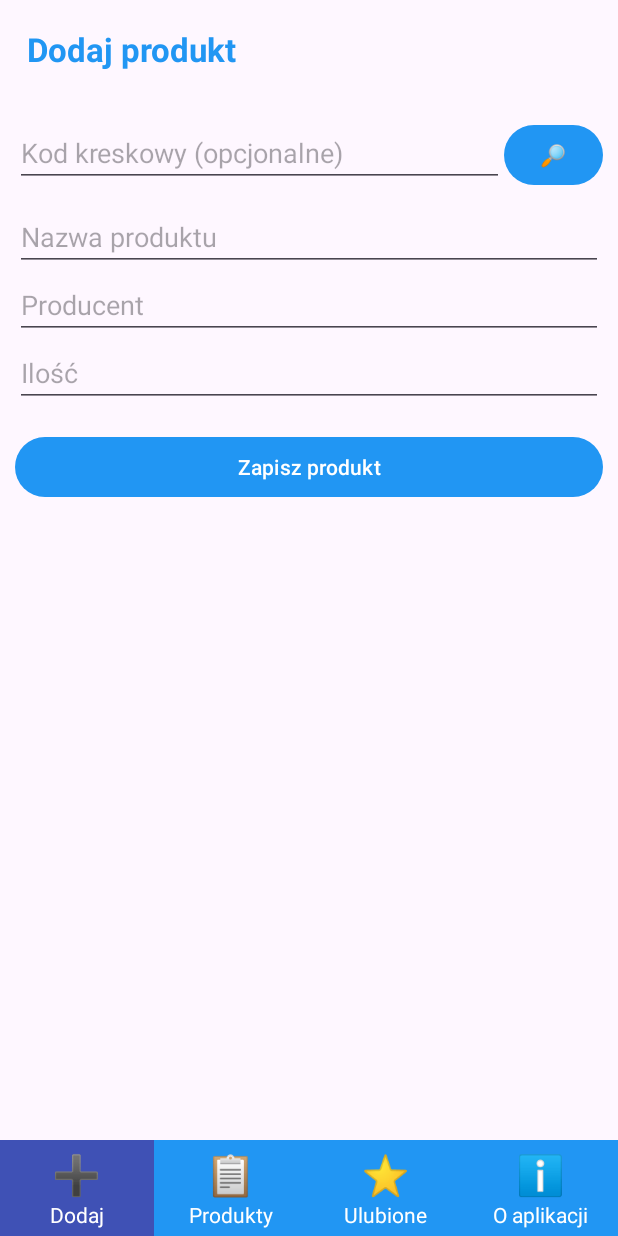
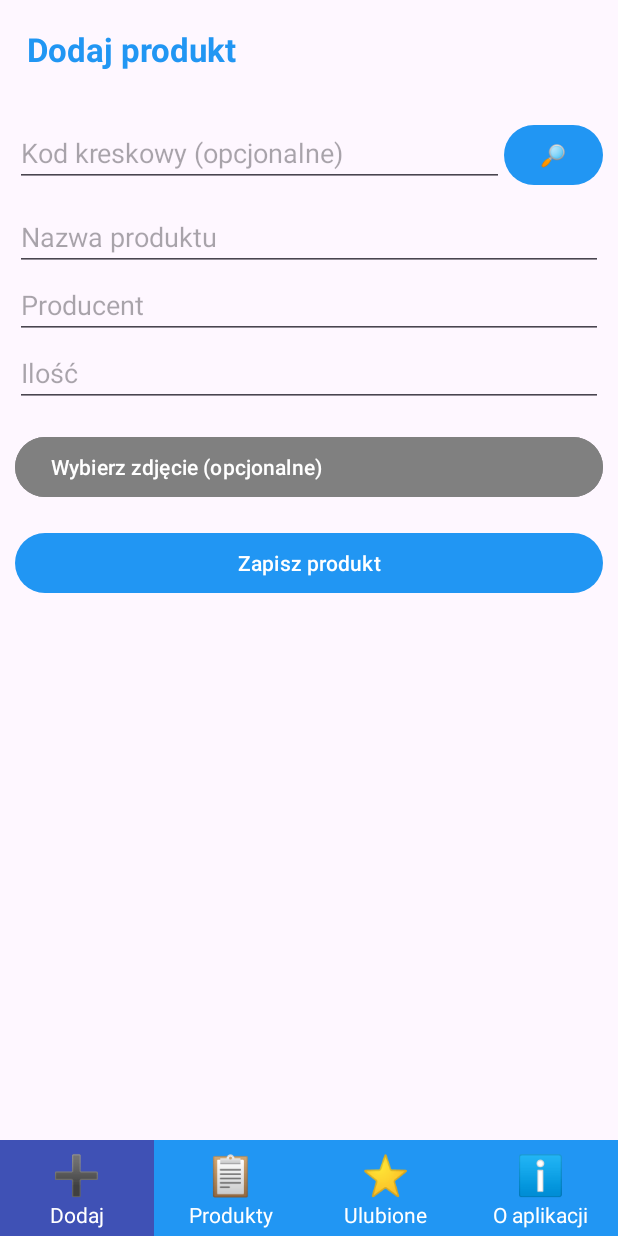
Before and after one commit to lbasista/Magazynex, an Android app: the fragment FavouriteFragment placed in its activity, after a tap on an icon or button, on a phone screen of 412 x 824 dp. Run offline under Robolectric (Android 15) with nearby library versions, the phone set to English and light mode, and no system bars; our stand-ins replace Room's generated code.

Commit message:
Added optional product image support with URI and fallback placeholder and ic_no_image placeholder for missing or invalid images.

```diff
--- a/app/build.gradle.kts
+++ b/app/build.gradle.kts
@@ -36,6 +36,10 @@ dependencies {
     implementation("androidx.room:room-runtime:2.6.1")
     annotationProcessor("androidx.room:room-compiler:2.6.1")
 
+    //Glide
+    implementation ("com.github.bumptech.glide:glide:4.16.0")
+    annotationProcessor ("com.github.bumptech.glide:glide:4.16.0")
+
     implementation(libs.appcompat)
     implementation(libs.material)
     implementation(libs.activity)
--- a/app/src/main/java/pl/lbasista/magazynex/data/AppDatabase.java
+++ b/app/src/main/java/pl/lbasista/magazynex/data/AppDatabase.java
@@ -5,7 +5,7 @@ import androidx.room.Database;
 import androidx.room.Room;
 import androidx.room.RoomDatabase;
 
-@Database(entities = {Product.class}, version = 4, exportSchema = false)
+@Database(entities = {Product.class}, version = 5, exportSchema = false)
 public abstract class AppDatabase extends RoomDatabase {
 
     public abstract ProductDao productDao();
--- a/app/src/main/java/pl/lbasista/magazynex/data/Product.java
+++ b/app/src/main/java/pl/lbasista/magazynex/data/Product.java
@@ -15,11 +15,13 @@ public class Product {
     public String producer; //Producent
     public int quantity; //Ilość
     public boolean favourite; //Ulubione
-    public Product(String barcode, String name, int quantity, String producer, boolean favourite) {
+    public String imageUri; //Scieżka do zdjęcia
+    public Product(String barcode, String name, int quantity, String producer, boolean favourite, String imageUri) {
         this.barcode = barcode;
         this.name = name;
         this.quantity = quantity;
         this.producer = producer;
         this.favourite = favourite;
+        this.imageUri = imageUri;
     }
 }
--- /dev/null
+++ b/app/src/main/res/drawable/ic_no_image.xml
@@ -0,0 +1,10 @@
+<?xml version="1.0" encoding="utf-8"?>
+<vector xmlns:android="http://schemas.android.com/apk/res/android"
+    android:width="64dp"
+    android:height="64dp"
+    android:viewportWidth="24"
+    android:viewportHeight="24">
+    <path
+        android:fillColor="#CCCCCC"
+        android:pathData="M21,3H3c-1.1,0 -2,0.9 -2,2v14c0,1.1 0.9,2 2,2h18c1.1,0 2,-0.9 2,-2V5c0,-1.1 -0.9,-2 -2,-2zM21,19H3V5h18v14zM19,17l-4.5,-6 -3.5,4.5L7,13l-4,5h16z"/>
+</vector>
--- a/app/src/main/res/layout/activity_add_product.xml
+++ b/app/src/main/res/layout/activity_add_product.xml
@@ -72,6 +72,15 @@
             android:inputType="number"/>
 
         <Button
+            android:id="@+id/buttonSelectImage"
+            android:layout_width="match_parent"
+            android:layout_height="wrap_content"
+            android:text="Wybierz zdjęcie (opcjonalne)"
+            android:gravity="left|center"
+            android:layout_marginTop="16dp"
+            android:backgroundTint="@color/gray"/>
+
+        <Button
             android:id="@+id/buttonSaveProduct"
             android:layout_width="match_parent"
             android:layout_height="wrap_content"
```
Also changed, not shown: app/src/main/java/pl/lbasista/magazynex/ui/addproduct/AddProductFragment.java (+52 -2 lines), app/src/main/java/pl/lbasista/magazynex/ui/product/ProductAdapter.java (+18 -0 lines), app/src/main/res/layout/item_product.xml (+10 -1 lines).
